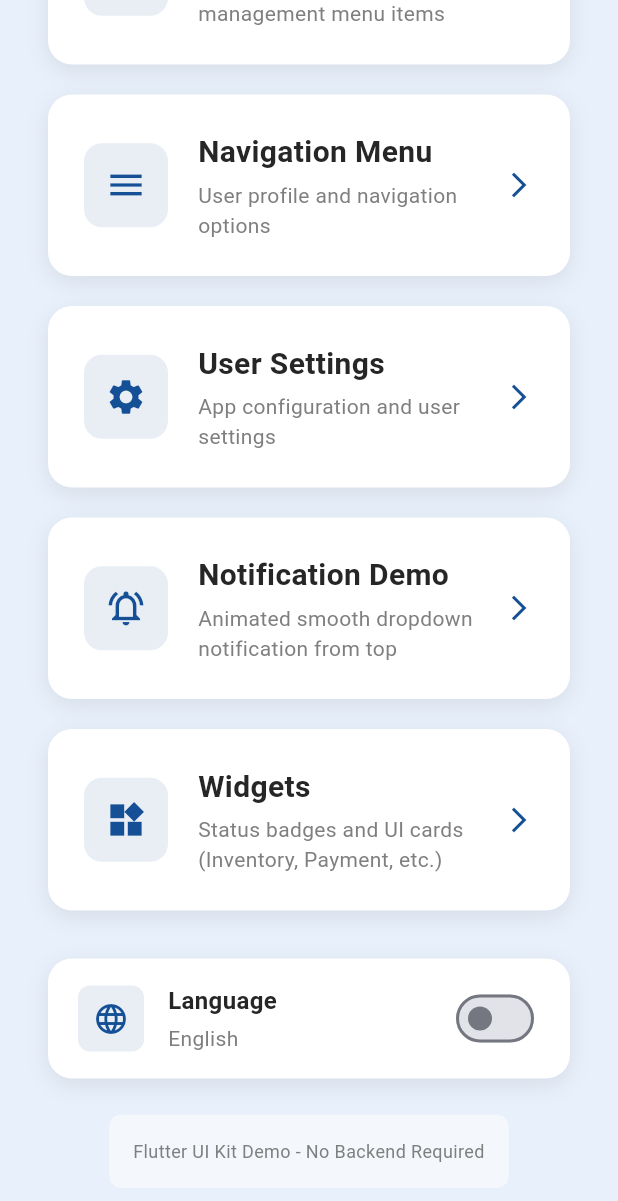
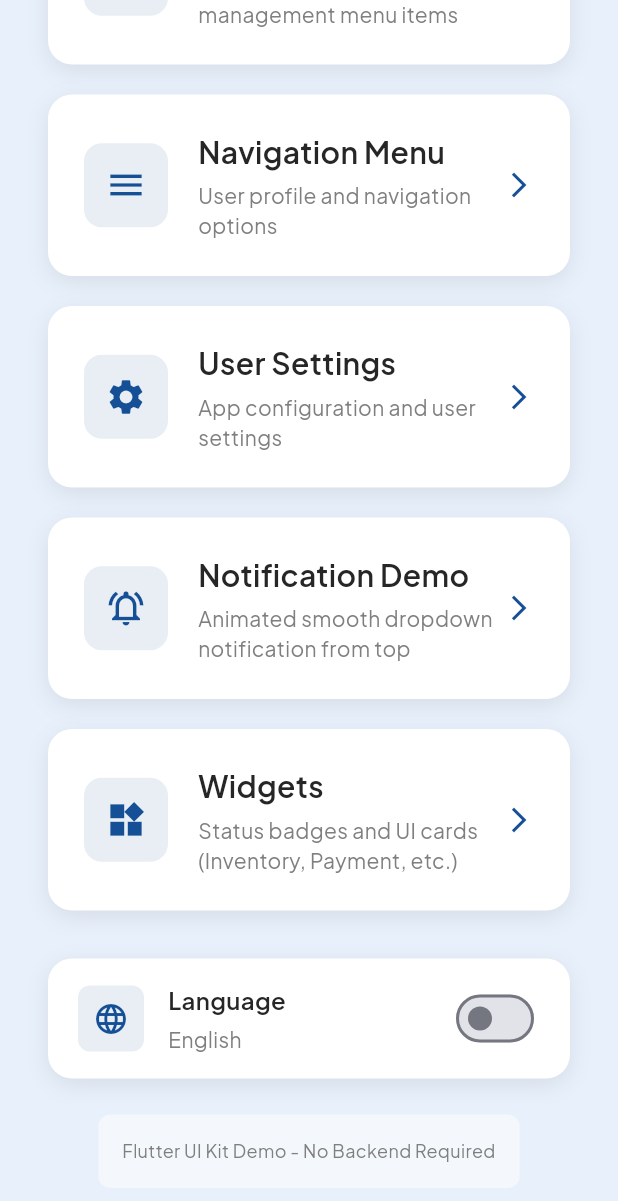
Before and after one commit to TayseerLaz/WareHouse_UI_Kit, a Flutter app: the screen it shows after launch, scrolled down 400 dp, on a phone screen of 412 x 824 dp. Shown: the top 1201 px of the screen. Run offline on Flutter 3.47's test engine with Material 3 defaults, Android fonts, the phone set to English and light mode, and no system bars; our stand-ins replace google_fonts, local_auth.

Commit message:
fonts and nnotification

```diff
--- a/lib/providers/theme_provider.dart
+++ b/lib/providers/theme_provider.dart
@@ -1,4 +1,5 @@
 import 'package:flutter/material.dart';
+import 'package:google_fonts/google_fonts.dart';
 
 class ThemeProvider with ChangeNotifier {
   // Default values
@@ -7,9 +8,6 @@ class ThemeProvider with ChangeNotifier {
   double _fontSizeScale = 1.0;
   bool _isActive = true;
   Locale _locale = const Locale('en');
-
-  // Additional state for dropdowns (placeholders for now or strictly UI state)
-  // For now we will store the values that affect the theme directly.
 
   // Getters
   Color get primaryColor => _primaryColor;
@@ -20,13 +18,35 @@ class ThemeProvider with ChangeNotifier {
 
   // Theme Data Generation
   ThemeData get themeData {
+    // Base TextTheme to apply font to
+    final baseTextTheme = ThemeData.light().textTheme;
+
+    // Get dynamic text theme from GoogleFonts
+    TextTheme dynamicTextTheme;
+
+    switch (_fontFamily) {
+      case 'Roboto':
+        dynamicTextTheme = GoogleFonts.robotoTextTheme(baseTextTheme);
+        break;
+      case 'Open Sans':
+        dynamicTextTheme = GoogleFonts.openSansTextTheme(baseTextTheme);
+        break;
+      case 'Lato':
+        dynamicTextTheme = GoogleFonts.latoTextTheme(baseTextTheme);
+        break;
+      case 'Plus Jakarta Sans':
+      default:
+        dynamicTextTheme = GoogleFonts.plusJakartaSansTextTheme(baseTextTheme);
+        break;
+    }
+
     if (!_isActive) {
       // Inactive "Grey" Theme
       return ThemeData(
         useMaterial3: true,
         primaryColor: Colors.grey,
-        scaffoldBackgroundColor: const Color(0xFFE0E0E0), // Dimmed background
-        fontFamily: _fontFamily,
+        scaffoldBackgroundColor: const Color(0xFFE0E0E0),
+        textTheme: dynamicTextTheme,
         colorScheme: ColorScheme.fromSeed(
           seedColor: Colors.grey,
           brightness: Brightness.light,
@@ -35,7 +55,6 @@ class ThemeProvider with ChangeNotifier {
           secondary: Colors.grey[600],
           surface: const Color(0xFFEEEEEE),
         ),
-        textTheme: _buildTextTheme(),
       );
     }
 
@@ -43,32 +62,12 @@ class ThemeProvider with ChangeNotifier {
     return ThemeData(
       useMaterial3: true,
       primaryColor: _primaryColor,
-      scaffoldBackgroundColor: const Color(0xFFE8F0FB), // Original background
-      fontFamily: _fontFamily,
+      scaffoldBackgroundColor: const Color(0xFFE8F0FB),
+      textTheme: dynamicTextTheme,
       colorScheme: ColorScheme.fromSeed(
         seedColor: _primaryColor,
       ),
-      textTheme: _buildTextTheme(),
     );
-  }
-
-  TextTheme? _buildTextTheme() {
-    // A simple way to scale font size is to let the app handle it via MediaQuery,
-    // but here we can try to scale the base theme or return null to use default with fontFamily.
-    // If we want to strictly apply scale, we might need a more complex TextTheme construction.
-    // For this task, changing the scale factor in a custom way might be tricky without access to the default typography easily.
-    // However, we can use the `apply` method on the default text theme if we had context, but we don't here.
-    // We will rely on the `fontFamily` being set.
-    // For font size scale, we usually use `MediaQuery` textScaleFactor.
-    // But since we want to toggle "Font Size" in settings (Small, Medium, Large), we can expose the scale
-    // and use it in a builder or try to bake it into the theme's text styles.
-    // Baking it in is safer for "app-wide" changes.
-
-    // Let's create a base text theme and scale it.
-    // Since we don't have the original default text theme here easily, we can just return null
-    // and handle scaling by wrapping MaterialApp in a builder or Media query override.
-    // That is often the cleaner way to handle "Global Font Size" changes.
-    return null;
   }
 
   // Setters
--- a/lib/widgets/common/notification.dart
+++ b/lib/widgets/common/notification.dart
@@ -61,9 +61,9 @@ class NotificationCard extends StatelessWidget {
           // Background
           Positioned.fill(
             child: Container(
-              decoration: const ShapeDecoration(
-                color: Color(0xFF155096), // Theme color
-                shape: RoundedRectangleBorder(
+              decoration: ShapeDecoration(
+                color: Theme.of(context).primaryColor,
+                shape: const RoundedRectangleBorder(
                   borderRadius: BorderRadius.only(
                     bottomLeft: Radius.circular(40),
                     bottomRight: Radius.circular(40),
--- a/pubspec.yaml
+++ b/pubspec.yaml
@@ -15,6 +15,7 @@ dependencies:
   flutter_localizations:
     sdk: flutter
   local_auth: ^2.3.0
+  google_fonts: ^7.1.0
 
 dev_dependencies:
   flutter_test:
```
Also changed, not shown: lib/screens/settings/profile_screen.dart (+5 -2 lines), lib/screens/settings/settings_screen.dart (+5 -2 lines), pubspec.lock.
